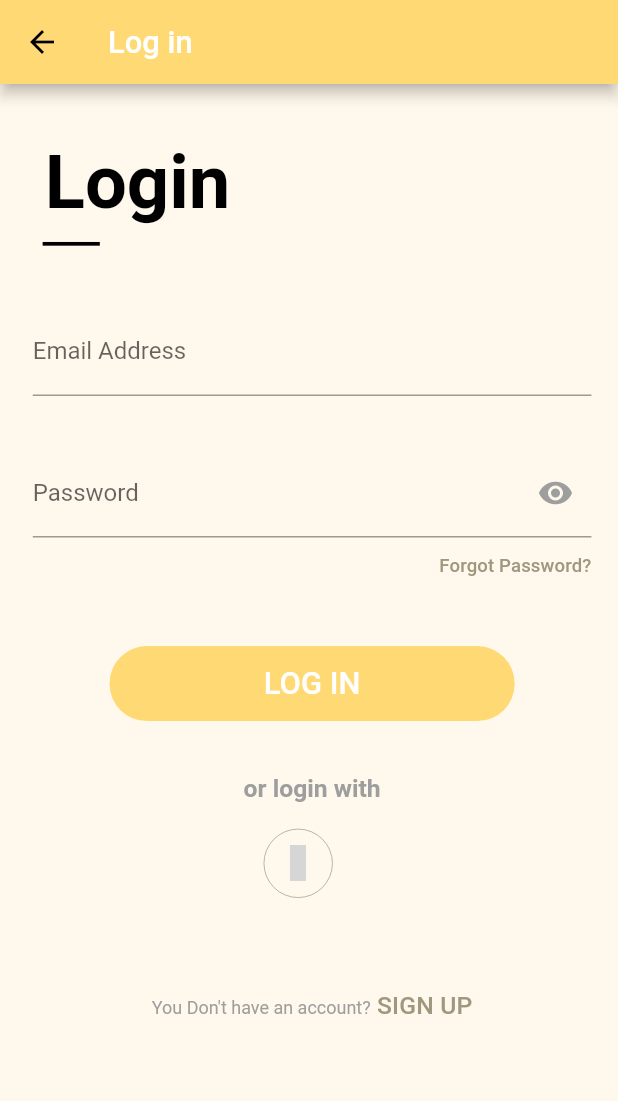
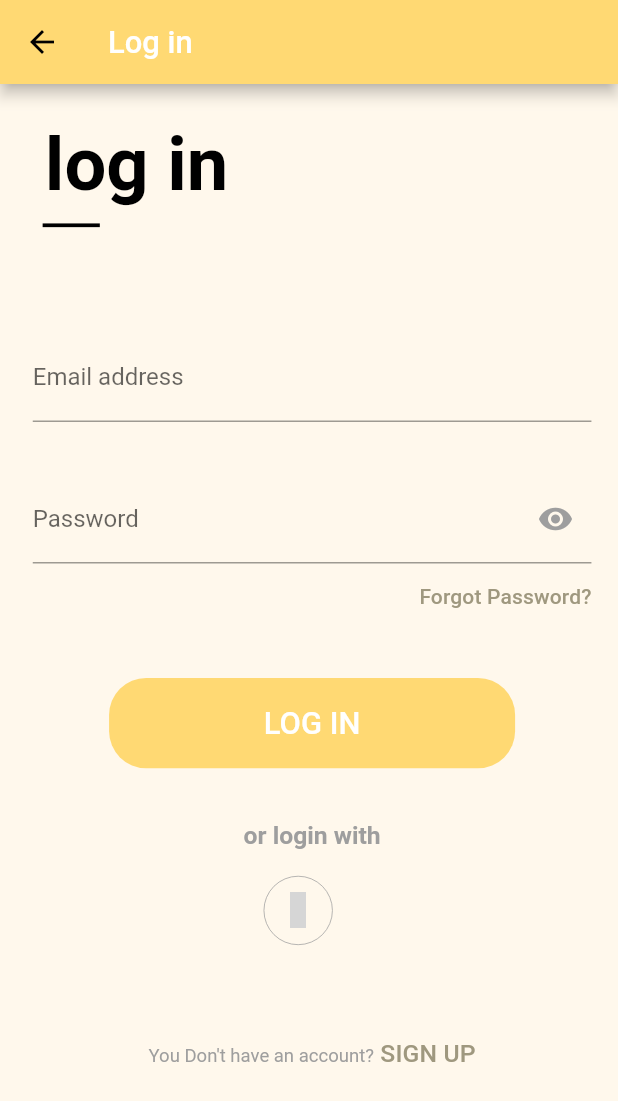
Before and after one commit to 4ForIn/myWords, a Flutter app: the screen it shows after launch, after a tap on "Get started", on a phone screen of 412 x 824 dp. Shown: the top 1101 px of the screen. Run offline on Flutter 3.47's test engine with Material 2 defaults, Android fonts, the phone set to English and light mode, and no system bars; our stand-ins replace auto_route, firebase_remote_config, flutter_redux, freezed_annotation, material_design_icons_flutter, redux and 1 more; accounts and stored records are empty; generated files the repository leaves out were written again; grey boxes are pictures that could not be loaded.

Commit message:
log in page added

```diff
--- a/lib/config/app_strings.dart
+++ b/lib/config/app_strings.dart
@@ -20,11 +20,12 @@ class AppStrings {
   static const String newEnWord = 'Type the word in english: ';
   static const String newPlWord = 'Type the word in polish: ';
   static const String newTrWord = 'Type the word in turkish: ';
-  static const String signUptxt = 'SIGN UP';
+  static const String signUpCapital = 'SIGN UP';
   static const String noAccount = "You Don't have an account?";
   static const String orLogin = 'or login with';
   static const String loginCapital = 'LOG IN';
   static const String forgotPass = 'Forgot Password?';
+  static const String strongPass = 'Enter a strong password';
   static const String en = 'en';
   static const String pl = 'pl';
   static const String tr = 'tr';
@@ -46,12 +47,13 @@ class AppStrings {
   static const String lightMode = 'Light mode';
   static const String darkMode = 'Dark mode';
   static const String welcomeScr = '/';
-  static const String homeScr = '/home';
-  static const String signInScr = '/signin';
-  static const String signUpScr = '/signup';
+  static const String homeScr = '/home-page';
+  static const String logInScr = '/login-page';
+  static const String resetScr = '/reset-page';
+  static const String signUpScr = '/signup-page';
   static const String addNewScr = '/addNew';
-  //static const String signUptxt = 'SIGN UP';
-  //static const String signUptxt = 'SIGN UP';
+
+  //static const String forgotPass = 'Forgot Password?';
   //static const String signUptxt = 'SIGN UP';
   //static const String signUptxt = 'SIGN UP';
   //static const String signUptxt = 'SIGN UP';
--- a/lib/models/app_settings_model/app_settings.dart
+++ b/lib/models/app_settings_model/app_settings.dart
@@ -11,6 +11,7 @@ abstract class AppSettings with _$AppSettings {
 
   const factory AppSettings(
       {String isDarkMode,
+      String loginPageState,
       String selectLanguageRadioListGrVal,
       String selectedTab}) = _AppSettings;
 
--- a/lib/models/app_state_model/app_state.dart
+++ b/lib/models/app_state_model/app_state.dart
@@ -18,6 +18,7 @@ class AppState {
         wordsList = [const WordModel()], // dummysWords
         appSettings = const AppSettings(
             isDarkMode: 'false',
+            loginPageState: AppStrings.logInScr,
             selectLanguageRadioListGrVal: AppStrings.en,
             selectedTab: AppStrings.wordsTab);
 
--- a/lib/redux/actions/actions.dart
+++ b/lib/redux/actions/actions.dart
@@ -1 +1,2 @@
+export './app_settings/app_settings_actions.dart';
 export './fake_actions.dart';
--- /dev/null
+++ b/lib/redux/actions/app_settings/app_settings_actions.dart
@@ -0,0 +1,5 @@
+class LoginPageSetLoginAction {}
+
+class LoginPageSetSignupAction {}
+
+class LoginPageSetForgotPassAction {}
--- a/lib/views/pages/login_page/login_page.dart
+++ b/lib/views/pages/login_page/login_page.dart
@@ -1,5 +1,4 @@
 import 'package:auto_route/auto_route.dart';
-import 'package:flutter/gestures.dart';
 import 'package:flutter/material.dart';
 import 'package:flutter_redux/flutter_redux.dart';
 import 'package:material_design_icons_flutter/material_design_icons_flutter.dart';
@@ -22,9 +21,16 @@ class LoginPage extends StatefulWidget {
 class _LoginPageState extends State<LoginPage> {
   final _formKey = GlobalKey<FormState>(); // form key, added to the form
   final _scaffoldKey = GlobalKey<ScaffoldState>();
+  final TextEditingController _controller = TextEditingController();
 
-  // ignore: unused_field
-  String _email, _password; // variables for use in form
+  // ignore: unused_field, prefer_final_fields
+  String _email,
+      // ignore: unused_field, prefer_final_fields
+      _password,
+      // ignore: unused_field, prefer_final_fields
+      _name,
+      _emailValidationInfo = 'Email address',
+      _passwordValidationInfo = 'Password'; // variables for use in form
   bool _isObscured = true;
 
   //Color _eyeButtonColor = Colors.grey;
@@ -36,9 +42,11 @@ class _LoginPageState extends State<LoginPage> {
 
   @override
   Widget build(BuildContext context) {
-    return StoreConnector<AppState, _ViewModel>(
-      converter: (Store<AppState> store) => _ViewModel.fromStore(store),
-      builder: (BuildContext context, _ViewModel vm) => Scaffold(
+    return StoreConnector<AppState, _LoginPageViewModel>(
+      converter: (Store<AppState> store) =>
+          _LoginPageViewModel.fromStore(store),
+      onDispose: (store) => store.dispatch(LoginPageSetLoginAction()),
+      builder: (BuildContext context, _LoginPageViewModel vm) => Scaffold(
         key: _scaffoldKey,
         // backgroundColor: AppTheme.mainBackgroundColor,
         appBar: AppBar(
@@ -55,53 +63,76 @@ class _LoginPageState extends State<LoginPage> {
                 3.2 * SizeConfig.heightMultiplier), //(22.0, 0.0, 22.0, 22.0)
             children: <Widget>[
               SizedBox(
-                  height: 3.5 * SizeConfig.heightMultiplier), //kToolbarHeight
-              const BuildTitle(),
+                  height: 2 * SizeConfig.heightMultiplier), //kToolbarHeight
+              BuildTitle(
+                pageState: vm.loginPageState,
+              ),
               const BuildTitleLine(),
               SizedBox(
-                height: 5 * SizeConfig.heightMultiplier, //70.0,
+                height: 4.3 * SizeConfig.heightMultiplier, //70.0,
               ),
-              buildEmailTextField(),
+              if (vm.loginPageState == AppStrings.signUpScr)
+                buildNameTextField(),
               SizedBox(
                 height: 4.3 * SizeConfig.heightMultiplier, //30
               ),
-              buildPasswordInput(context),
-              buildResetPasswordText(),
+              buildEmailTextField(vm),
+              SizedBox(
+                height: 4.3 * SizeConfig.heightMultiplier, //30
+              ),
+              buildPasswordInput(context, vm),
+              if (vm.loginPageState == AppStrings.signUpScr)
+                BuildPassSubtitle(
+                  onTapRecognizer: () {},
+                  text: AppStrings.strongPass,
+                ),
+
+              if (vm.loginPageState == AppStrings.logInScr)
+                BuildPassSubtitle(
+                  onTapRecognizer: resetPasswordFn1(),
+                  text: AppStrings.forgotPass,
+                ),
               SizedBox(
                 height: 5.5 * SizeConfig.heightMultiplier, //60
               ),
-              //buildLoginButton(context),
+
               BuildBtn(
                 onPressed: () {},
-                text: 'log in',
+                text: vm.loginPageState == AppStrings.signUpScr
+                    ? AppStrings.signUpCapital
+                    : AppStrings.loginCapital,
               ),
               SizedBox(
                 height: 4.3 * SizeConfig.heightMultiplier,
               ),
-              //buildOrText(),
+
+              if (vm.loginPageState == AppStrings.logInScr)
                 const BuildLoginWith(),
+
               SizedBox(
                 height: 2.1 * SizeConfig.heightMultiplier, //16
               ),
+              if (vm.loginPageState == AppStrings.logInScr)
                 Row(
-                // wyśrodkowanie w poziomie
+                  // horizontaly in the middle
                   mainAxisAlignment: MainAxisAlignment.center,
                   children: <Widget>[
                     BuilSocialMediaBtn(
                       context: context,
-                    icon: MdiIcons.google,
+                      icon: MdiIcons.google, // codPoint: 983725
                       iconColor: Colors.blue,
                       onPressed: () {},
                     ),
-                  // codPoint: 983725
-                  //GroovinMaterialIcons.google
                     SizedBox(
                       width: 4.5 * SizeConfig.widthMultiplier, //16
                     ),
                   ],
                 ),
               SizedBox(height: 7 * SizeConfig.heightMultiplier), // 70
-              buildSignUpText(),
+              if (vm.loginPageState == AppStrings.logInScr)
+                BuildSignUpTxt(
+                  onTapRecognizer: vm.setSignupState,
+                ),
             ],
           ),
         ),
@@ -111,15 +142,21 @@ class _LoginPageState extends State<LoginPage> {
 
   /// Building methods:
 
-  TextFormField buildEmailTextField() {
+  TextFormField buildNameTextField() {
     return TextFormField(
-      onChanged: (emailInput) {
-        setState(() {
-          _email = emailInput;
-          //print('_email: $_email; emailInput: $emailInput.');
-        });
-      },
+      onSaved: (nameInput) => _name = nameInput,
+      validator: (nameInput) => nameValidationHandling(nameInput),
+      decoration: const InputDecoration(labelText: 'Name'),
+      cursorColor: Colors.black, // label
+    );
+  }
+
+  TextFormField buildEmailTextField(_LoginPageViewModel vm) {
+    return TextFormField(
+      controller: _controller,
       keyboardType: TextInputType.emailAddress,
+      decoration: InputDecoration(labelText: _emailValidationInfo),
+      onChanged: (emailInput) => emailOnChangeHandling(emailInput),
       onSaved: (emailInput) => _email = emailInput,
       // ignore: missing_return
       validator: (emailInput) {
@@ -127,23 +164,21 @@ class _LoginPageState extends State<LoginPage> {
           return 'Please type an email';
         }
       },
-      decoration: const InputDecoration(labelText: 'Email Address'), // label
     );
   }
 
-  TextFormField buildPasswordInput(BuildContext context) {
+  TextFormField buildPasswordInput(
+      BuildContext context, _LoginPageViewModel vm) {
     return TextFormField(
+      cursorColor: Colors.black,
+      obscureText: _isObscured,
       keyboardType: TextInputType.visiblePassword,
       onSaved: (passwordInput) => _password = passwordInput,
-      validator: (passwordInput) {
-        if (passwordInput.isNotEmpty) {
-          return null;
-        } else {
-          return 'Please type a password';
-        }
-      },
+      onChanged: (passwordInput) => passwordOnChangeHandling(passwordInput),
       decoration: InputDecoration(
-        labelText: 'Password',
+        labelText: vm.loginPageState == AppStrings.signUpScr
+            ? _passwordValidationInfo
+            : 'Password',
         // icon at the right sight of password input
         suffixIcon: IconButton(
           onPressed: () {
@@ -152,53 +187,86 @@ class _LoginPageState extends State<LoginPage> {
             });
           },
           icon: Icon(
-            // eye icon
             Icons.remove_red_eye,
             color: _isObscured ? Colors.grey : Theme.of(context).primaryColor,
-          ),
-        ),
-      ),
-      obscureText: _isObscured,
-    );
-  }
-
-  Padding buildResetPasswordText() {
-    return Padding(
-      padding: const EdgeInsets.only(top: 8.0),
-      child: Align(
-        alignment: Alignment.centerRight,
-        child: RichText(
-          text: TextSpan(
-            text: 'Forgot Password?',
-            style: Theme.of(context)
-                .textTheme
-                .subtitle2
-                .copyWith(fontSize: 3 * SizeConfig.widthMultiplier),
-            recognizer: TapGestureRecognizer()
-              ..onTap = () => resetPasswordFn(context),
           ),
         ),
       ),
     );
   }
 
-  Align buildSignUpText() {
-    return Align(
-      child: RichText(
-        text: TextSpan(
-          text: "You Don't have an account?",
-          style: const TextStyle(fontSize: 12.0, color: Colors.grey),
-          children: <TextSpan>[
-            TextSpan(
-              text: ' SIGN UP',
-              style: Theme.of(context).textTheme.subtitle2,
-              recognizer: TapGestureRecognizer()..onTap = signUpOnTapFn,
-            ),
-            //style: TextStyle(fontWeight: FontWeight.bold, fontSize: 14.0, color: Colors.black),),
-          ],
-        ),
-      ),
-    );
+  /// Name field walidation:
+
+  String nameValidationHandling(String nameInput) {
+    if (nameInput.isEmpty || nameInput.length <= 1) {
+      return 'Please type Your name';
+    } else {
+      return null;
+    }
+  }
+
+  /// Email field walidation:
+
+  bool isEmailValid(String email) {
+    if (email != null) {
+      if (email.length < 5 ||
+          !email.contains('@') ||
+          !email.contains('.') ||
+          email.contains(',')) {
+        return false;
+      } else {
+        return true;
+      }
+    } else {
+      return false;
+    }
+  }
+
+  String emailValidationHandling(String emailInput) {
+    if (isEmailValid(emailInput)) {
+      return 'Please type a valid email address';
+    } else {
+      return null;
+    }
+  }
+
+  void emailOnChangeHandling(String emailInput) {
+    if (!isEmailValid(emailInput) && emailInput.isNotEmpty) {
+      setState(() {
+        _emailValidationInfo = 'Email is not valid';
+      });
+    } else {
+      setState(() {
+        _emailValidationInfo = 'Email address';
+        _email = emailInput;
+      });
+    }
+  }
+
+  /// Password field walidation:
+
+  String passwordValidationHandling(String passwordInput) {
+    if (passwordInput.isEmpty || passwordInput.length < 5) {
+      return 'Please type a valid password!';
+    } else {
+      return null;
+    }
+  }
+
+  void passwordOnChangeHandling(String password) {
+    if (password.isEmpty) {
+      setState(() {
+        _passwordValidationInfo = 'Please enter a password';
+      });
+    } else if (password.length < 6) {
+      setState(() {
+        _passwordValidationInfo = 'Password is not strong!';
+      });
+    } else {
+      setState(() {
+        _passwordValidationInfo = 'Password';
+      });
+    }
   }
 
   /// Handling log in and sign up with Firebase:
@@ -226,16 +294,16 @@ class _LoginPageState extends State<LoginPage> {
 //        MaterialPageRoute(builder: (BuildContext context) => SignUpScreen()));
   }
 
-  void notAvailableMethod(BuildContext ctx, IconData icon) {}
+  //void notAvailableMethod(BuildContext ctx, IconData icon) {}
 
-  dynamic resetPasswordFn(BuildContext context) async {
-    if (_email == null ||
-        _email.length < 3 ||
-        !_email.contains('@') ||
-        !_email.contains('.') ||
-        _email.contains(',')) {
+  VoidCallback resetPasswordFn1() {
+    return () => resetPasswordFn2();
+  }
+
+  Future resetPasswordFn2() async {
+    if (!isEmailValid(_email)) {
       CustomDialogAlert.buildDialog(
-        context: context,
+        context: _scaffoldKey.currentContext,
         title: 'Error: password not reseted',
         content: 'Please type valid email',
         onPressedFn: () =>
@@ -243,6 +311,12 @@ class _LoginPageState extends State<LoginPage> {
       );
     } else {
       try {
+        CustomDialogAlert.buildDialog(
+          context: context,
+          title: 'Reset password',
+          content: 'Email was sent to $_email',
+          onPressedFn: () => Navigator.pop(context),
+        );
         /* FirebaseAuth auth = FirebaseAuth.instance;
         await auth.sendPasswordResetEmail(email: _email).whenComplete(
               () => CustomDialogAlert.buildDialog(
@@ -266,18 +340,26 @@ class _LoginPageState extends State<LoginPage> {
   }
 }
 
-class _ViewModel {
+class _LoginPageViewModel {
   //final UserModel user;
-  final Function loginAndGetUser;
+  String loginPageState;
+  final Function setForgotPassState;
+  final Function setLoginState;
+  final VoidCallback setSignupState;
 
-  _ViewModel({
-    this.loginAndGetUser,
-  });
+  _LoginPageViewModel(
+      {this.loginPageState,
+      this.setForgotPassState,
+      this.setLoginState,
+      this.setSignupState});
 
   // ignore: prefer_constructors_over_static_methods
-  static _ViewModel fromStore(Store<AppState> store) {
-    return _ViewModel(
-      loginAndGetUser: () => store.dispatch(FakeAction),
+  static _LoginPageViewModel fromStore(Store<AppState> store) {
+    return _LoginPageViewModel(
+      loginPageState: store.state.appSettings.loginPageState,
+      setForgotPassState: () => store.dispatch(LoginPageSetForgotPassAction()),
+      setLoginState: () => store.dispatch(LoginPageSetLoginAction()),
+      setSignupState: () => store.dispatch(LoginPageSetSignupAction()),
     );
   }
 }
--- a/lib/views/pages/login_page/widgets/build_btn.dart
+++ b/lib/views/pages/login_page/widgets/build_btn.dart
@@ -14,14 +14,15 @@ class BuildBtn extends StatelessWidget {
   Widget build(BuildContext context) {
     return Align(
       child: SizedBox(
-        height: 50.0,
-        width: 270.0,
+        height: 7.31 * SizeConfig.heightMultiplier, // 50
+        width: 65.7 * SizeConfig.widthMultiplier, // 270
         child: FlatButton(
           onPressed: onPressed,
           color: AppTheme.topBarBackgroundColor, //color: Colors.grey[900],
           shape: RoundedRectangleBorder(
-              borderRadius:
-                  BorderRadius.circular(3 * SizeConfig.heightMultiplier)),
+            borderRadius:
+                BorderRadius.circular(3 * SizeConfig.heightMultiplier),
+          ),
           child: Text(
             text.toUpperCase(),
             style: Theme.of(context).textTheme.button,
--- /dev/null
+++ b/lib/views/pages/login_page/widgets/build_pass_subtitle.dart
@@ -0,0 +1,34 @@
+import 'package:flutter/gestures.dart';
+import 'package:flutter/material.dart';
+import 'package:my_words/config/config.dart';
+
+class BuildPassSubtitle extends StatelessWidget {
+  final VoidCallback onTapRecognizer;
+  final String text;
+  const BuildPassSubtitle({
+    this.onTapRecognizer,
+    this.text,
+    Key key,
+  }) : super(key: key);
+
+  @override
+  Widget build(BuildContext context) {
+    return Padding(
+      padding: EdgeInsets.only(top: 1.2 * SizeConfig.heightMultiplier), // 8
+      child: Align(
+        alignment: Alignment.centerRight,
+        child: RichText(
+          text: TextSpan(
+            text: text,
+            style: Theme.of(context)
+                .textTheme
+                .subtitle2
+                .copyWith(fontSize: 1.7 * SizeConfig.textMultiplier),
+            recognizer: TapGestureRecognizer()
+              ..onTap = onTapRecognizer, //resetPasswordFn(context),
+          ),
+        ),
+      ),
+    );
+  }
+}
--- /dev/null
+++ b/lib/views/pages/login_page/widgets/build_signup_txt.dart
@@ -0,0 +1,32 @@
+import 'package:flutter/gestures.dart';
+import 'package:flutter/material.dart';
+import 'package:my_words/config/config.dart';
+
+class BuildSignUpTxt extends StatelessWidget {
+  final VoidCallback onTapRecognizer;
+  const BuildSignUpTxt({
+    this.onTapRecognizer,
+    Key key,
+  }) : super(key: key);
+
+  @override
+  Widget build(BuildContext context) {
+    return Align(
+      child: RichText(
+        text: TextSpan(
+          text: AppStrings.noAccount,
+          style: TextStyle(
+              fontSize: 1.5 * SizeConfig.textMultiplier,
+              color: Colors.grey), // 12
+          children: <TextSpan>[
+            TextSpan(
+              text: ' ${AppStrings.signUpCapital}',
+              style: Theme.of(context).textTheme.subtitle2,
+              recognizer: TapGestureRecognizer()..onTap = onTapRecognizer,
+            ),
+          ],
+        ),
+      ),
+    );
+  }
+}
--- a/lib/views/pages/login_page/widgets/build_title.dart
+++ b/lib/views/pages/login_page/widgets/build_title.dart
@@ -2,17 +2,30 @@ import 'package:flutter/material.dart';
 import 'package:my_words/config/config.dart';
 
 class BuildTitle extends StatelessWidget {
+  final String pageState;
   const BuildTitle({
+    this.pageState,
     Key key,
   }) : super(key: key);
+
+  String setTitle(String pageState) {
+    if ((pageState.contains(AppStrings.logInScr)) ||
+        (pageState.contains(AppStrings.resetScr))) {
+      return AppStrings.loginCapital.toLowerCase();
+    } else if (pageState.contains(AppStrings.signUpScr)) {
+      return AppStrings.signUpCapital.toLowerCase();
+    } else {
+      return AppStrings.loginCapital;
+    }
+  }
 
   @override
   Widget build(BuildContext context) {
     return Padding(
       padding: const EdgeInsets.all(8.0),
       child: Text(
-        'Login',
-        style: TextStyle(fontSize: 6 * SizeConfig.heightMultiplier),
+        setTitle(pageState),
+        style: TextStyle(fontSize: 6 * SizeConfig.textMultiplier),
       ),
     );
   }
--- a/lib/views/pages/login_page/widgets/login_page_widgets.dart
+++ b/lib/views/pages/login_page/widgets/login_page_widgets.dart
@@ -1,5 +1,7 @@
 export './build_btn.dart';
 export './build_login_with.dart';
+export './build_pass_subtitle.dart';
+export './build_signup_txt.dart';
 export './build_socialmedia_btn.dart';
 export './build_title.dart';
 export './build_title_line.dart';
--- a/lib/views/pages/welcome_page/widgets/build_get_started_btn.dart
+++ b/lib/views/pages/welcome_page/widgets/build_get_started_btn.dart
@@ -12,7 +12,8 @@ class BuildGetStartedBtnWidget extends StatelessWidget {
   Widget build(BuildContext context) {
     return InkWell(
       onTap: () {
-        ExtendedNavigator.of(context).push('/login-page');
+        //ExtendedNavigator.of(context).push('/login-page');
+        ExtendedNavigator.root.push('/login-page');
       },
       child: Align(
         alignment: Alignment.bottomCenter,
```
Also changed, not shown: lib/redux/reducers/settings_reducer/settings_reducer.dart (+19 -0 lines), lib/models/app_settings_model/app_settings.freezed.dart, lib/models/app_settings_model/app_settings.g.dart. Lines whose indentation alone changed are shown as unchanged.
